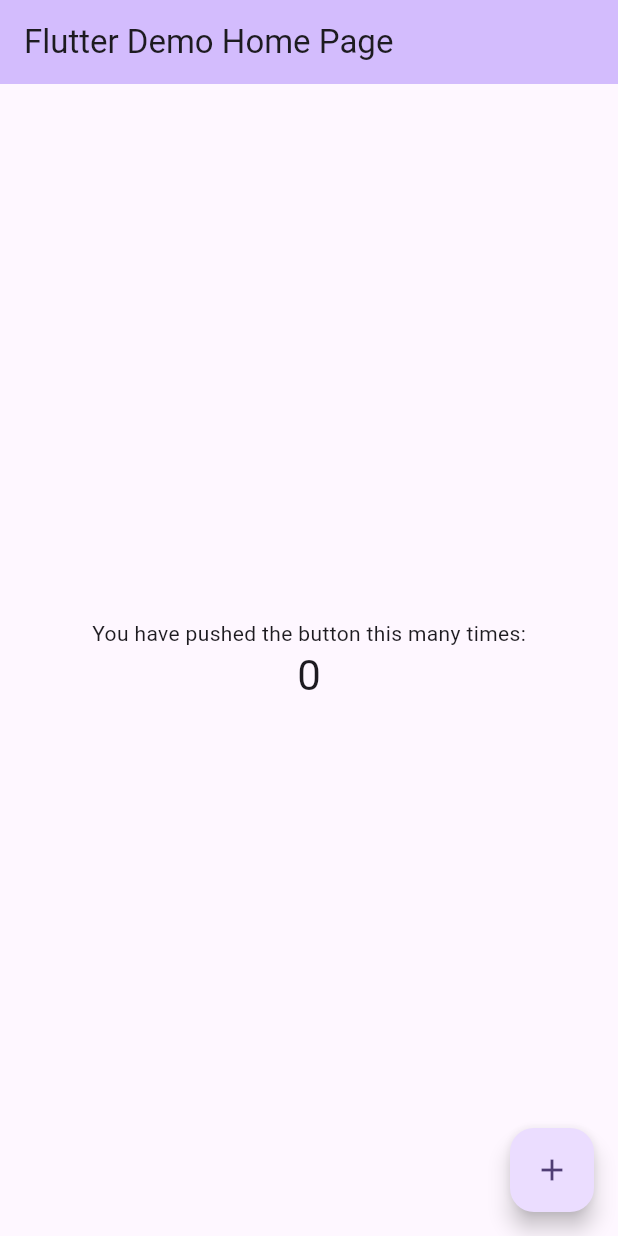
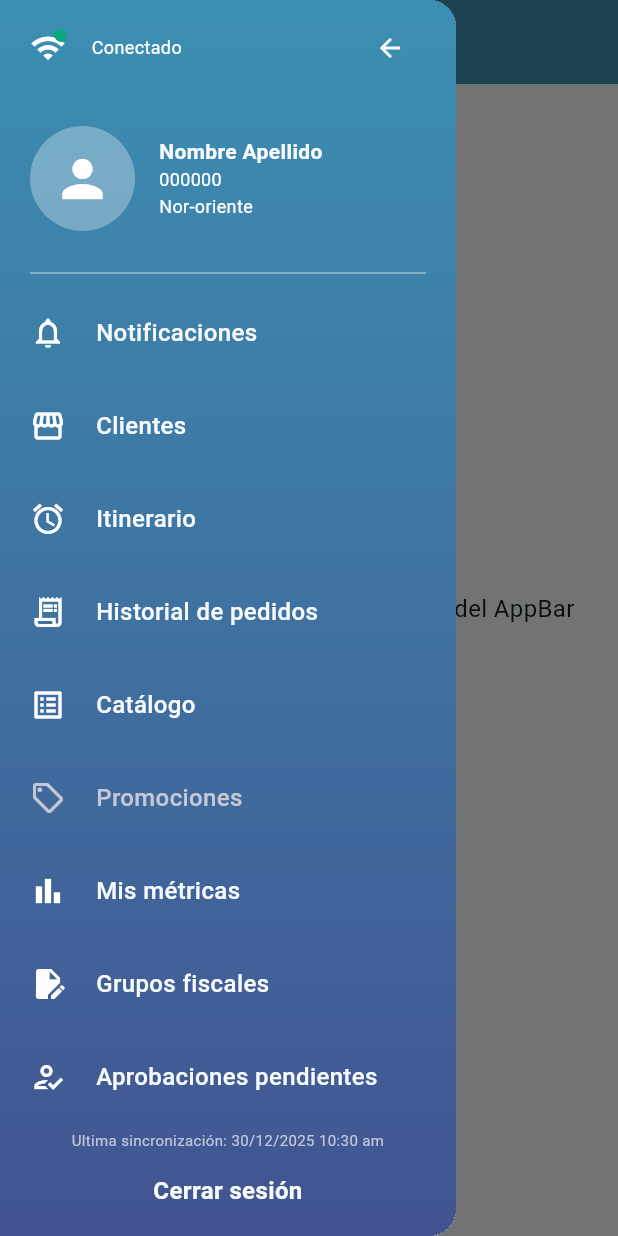
Before and after one commit to Aribambie/POC_builder_app, a Flutter app: the screen it shows after launch, with the side drawer open (before the commit the screen has no drawer), on a phone screen of 412 x 824 dp. Run offline on Flutter 3.47's test engine with Material 3 defaults, Android fonts, the light colour scheme and no system bars.

Commit message:
feat: add <NOMBRE_PANTALLA> screen

```diff
--- a/app/poc_builder_app/lib/main.dart
+++ b/app/poc_builder_app/lib/main.dart
@@ -1,4 +1,5 @@
 import 'package:flutter/material.dart';
+import 'widgets/side_menu_drawer.dart';
 
 void main() {
   runApp(const MyApp());
@@ -7,116 +8,115 @@ void main() {
 class MyApp extends StatelessWidget {
   const MyApp({super.key});
 
-  // This widget is the root of your application.
   @override
   Widget build(BuildContext context) {
     return MaterialApp(
-      title: 'Flutter Demo',
+      title: 'Menu Lateral Demo',
+      debugShowCheckedModeBanner: false,
       theme: ThemeData(
-        // This is the theme of your application.
-        //
-        // TRY THIS: Try running your application with "flutter run". You'll see
-        // the application has a purple toolbar. Then, without quitting the app,
-        // try changing the seedColor in the colorScheme below to Colors.green
-        // and then invoke "hot reload" (save your changes or press the "hot
-        // reload" button in a Flutter-supported IDE, or press "r" if you used
-        // the command line to start the app).
-        //
-        // Notice that the counter didn't reset back to zero; the application
-        // state is not lost during the reload. To reset the state, use hot
-        // restart instead.
-        //
-        // This works for code too, not just values: Most code changes can be
-        // tested with just a hot reload.
-        colorScheme: ColorScheme.fromSeed(seedColor: Colors.deepPurple),
+        useMaterial3: true,
+        colorScheme: ColorScheme.fromSeed(seedColor: const Color(0xFF3C8FB2)),
       ),
-      home: const MyHomePage(title: 'Flutter Demo Home Page'),
+      home: const HomePage(),
     );
   }
 }
 
-class MyHomePage extends StatefulWidget {
-  const MyHomePage({super.key, required this.title});
-
-  // This widget is the home page of your application. It is stateful, meaning
-  // that it has a State object (defined below) that contains fields that affect
-  // how it looks.
-
-  // This class is the configuration for the state. It holds the values (in this
-  // case the title) provided by the parent (in this case the App widget) and
-  // used by the build method of the State. Fields in a Widget subclass are
-  // always marked "final".
-
-  final String title;
-
-  @override
-  State<MyHomePage> createState() => _MyHomePageState();
-}
-
-class _MyHomePageState extends State<MyHomePage> {
-  int _counter = 0;
-
-  void _incrementCounter() {
-    setState(() {
-      // This call to setState tells the Flutter framework that something has
-      // changed in this State, which causes it to rerun the build method below
-      // so that the display can reflect the updated values. If we changed
-      // _counter without calling setState(), then the build method would not be
-      // called again, and so nothing would appear to happen.
-      _counter++;
-    });
-  }
+class HomePage extends StatelessWidget {
+  const HomePage({super.key});
 
   @override
   Widget build(BuildContext context) {
-    // This method is rerun every time setState is called, for instance as done
-    // by the _incrementCounter method above.
-    //
-    // The Flutter framework has been optimized to make rerunning build methods
-    // fast, so that you can just rebuild anything that needs updating rather
-    // than having to individually change instances of widgets.
     return Scaffold(
       appBar: AppBar(
-        // TRY THIS: Try changing the color here to a specific color (to
-        // Colors.amber, perhaps?) and trigger a hot reload to see the AppBar
-        // change color while the other colors stay the same.
-        backgroundColor: Theme.of(context).colorScheme.inversePrimary,
-        // Here we take the value from the MyHomePage object that was created by
-        // the App.build method, and use it to set our appbar title.
-        title: Text(widget.title),
+        title: const Text('Menu Lateral Demo'),
+        backgroundColor: const Color(0xFF3C8FB2),
+        foregroundColor: Colors.white,
+      ),
+      drawer: SideMenuDrawer(
+        userName: 'Nombre Apellido',
+        userId: '000000',
+        userRegion: 'Nor-oriente',
+        isConnected: true,
+        lastSyncDate: DateTime.now(),
+        onNotifications: () {
+          Navigator.pop(context);
+          _showMessage(context, 'Notificaciones');
+        },
+        onClients: () {
+          Navigator.pop(context);
+          _showMessage(context, 'Clientes');
+        },
+        onItinerary: () {
+          Navigator.pop(context);
+          _showMessage(context, 'Itinerario');
+        },
+        onOrderHistory: () {
+          Navigator.pop(context);
+          _showMessage(context, 'Historial de pedidos');
+        },
+        onCatalog: () {
+          Navigator.pop(context);
+          _showMessage(context, 'Catálogo');
+        },
+        onPromotions: () {
+          Navigator.pop(context);
+          _showMessage(context, 'Promociones');
+        },
+        onMetrics: () {
+          Navigator.pop(context);
+          _showMessage(context, 'Mis métricas');
+        },
+        onFiscalGroups: () {
+          Navigator.pop(context);
+          _showMessage(context, 'Grupos fiscales');
+        },
+        onPendingApprovals: () {
+          Navigator.pop(context);
+          _showMessage(context, 'Aprobaciones pendientes');
+        },
+        onLogout: () {
+          Navigator.pop(context);
+          _showMessage(context, 'Cerrar sesión');
+        },
       ),
       body: Center(
-        // Center is a layout widget. It takes a single child and positions it
-        // in the middle of the parent.
         child: Column(
-          // Column is also a layout widget. It takes a list of children and
-          // arranges them vertically. By default, it sizes itself to fit its
-          // children horizontally, and tries to be as tall as its parent.
-          //
-          // Column has various properties to control how it sizes itself and
-          // how it positions its children. Here we use mainAxisAlignment to
-          // center the children vertically; the main axis here is the vertical
-          // axis because Columns are vertical (the cross axis would be
-          // horizontal).
-          //
-          // TRY THIS: Invoke "debug painting" (choose the "Toggle Debug Paint"
-          // action in the IDE, or press "p" in the console), to see the
-          // wireframe for each widget.
           mainAxisAlignment: MainAxisAlignment.center,
-          children: <Widget>[
-            const Text('You have pushed the button this many times:'),
-            Text(
-              '$_counter',
-              style: Theme.of(context).textTheme.headlineMedium,
+          children: [
+            const Text(
+              'Abrir el menú lateral usando el botón del AppBar',
+              textAlign: TextAlign.center,
+              style: TextStyle(fontSize: 16),
+            ),
+            const SizedBox(height: 20),
+            ElevatedButton.icon(
+              onPressed: () {
+                Scaffold.of(context).openDrawer();
+              },
+              icon: const Icon(Icons.menu),
+              label: const Text('Abrir Drawer'),
+              style: ElevatedButton.styleFrom(
+                backgroundColor: const Color(0xFF3C8FB2),
+                foregroundColor: Colors.white,
+                padding: const EdgeInsets.symmetric(
+                  horizontal: 24,
+                  vertical: 12,
+                ),
+              ),
             ),
           ],
         ),
       ),
-      floatingActionButton: FloatingActionButton(
-        onPressed: _incrementCounter,
-        tooltip: 'Increment',
-        child: const Icon(Icons.add),
-      ), // This trailing comma makes auto-formatting nicer for build methods.
+    );
+  }
+
+  static void _showMessage(BuildContext context, String message) {
+    ScaffoldMessenger.of(context).showSnackBar(
+      SnackBar(
+        content: Text('Navegando a: $message'),
+        duration: const Duration(seconds: 2),
+      ),
     );
   }
 }
--- /dev/null
+++ b/app/poc_builder_app/lib/widgets/side_menu_drawer.dart
@@ -0,0 +1,366 @@
+import 'package:flutter/material.dart';
+
+class SideMenuDrawer extends StatelessWidget {
+  final String userName;
+  final String userId;
+  final String userRegion;
+  final bool isConnected;
+  final DateTime? lastSyncDate;
+  final VoidCallback? onClose;
+  final VoidCallback? onLogout;
+  final VoidCallback? onNotifications;
+  final VoidCallback? onClients;
+  final VoidCallback? onItinerary;
+  final VoidCallback? onOrderHistory;
+  final VoidCallback? onCatalog;
+  final VoidCallback? onPromotions;
+  final VoidCallback? onMetrics;
+  final VoidCallback? onFiscalGroups;
+  final VoidCallback? onPendingApprovals;
+
+  const SideMenuDrawer({
+    super.key,
+    required this.userName,
+    required this.userId,
+    required this.userRegion,
+    this.isConnected = true,
+    this.lastSyncDate,
+    this.onClose,
+    this.onLogout,
+    this.onNotifications,
+    this.onClients,
+    this.onItinerary,
+    this.onOrderHistory,
+    this.onCatalog,
+    this.onPromotions,
+    this.onMetrics,
+    this.onFiscalGroups,
+    this.onPendingApprovals,
+  });
+
+  @override
+  Widget build(BuildContext context) {
+    return Drawer(
+      shape: const RoundedRectangleBorder(
+        borderRadius: BorderRadius.only(
+          topRight: Radius.circular(18),
+          bottomRight: Radius.circular(18),
+        ),
+      ),
+      child: Container(
+        decoration: const BoxDecoration(
+          gradient: LinearGradient(
+            begin: Alignment.topCenter,
+            end: Alignment.bottomCenter,
+            colors: [
+              Color(0xFF3C8FB2),
+              Color(0xFF425490),
+            ],
+          ),
+        ),
+        child: SafeArea(
+          child: Column(
+            children: [
+              _buildHeader(context),
+              const SizedBox(height: 20),
+              _buildProfileSection(),
+              const SizedBox(height: 20),
+              const Divider(
+                color: Color(0xFFF9FBFF),
+                thickness: 0.5,
+                indent: 20,
+                endIndent: 20,
+              ),
+              const SizedBox(height: 20),
+              Expanded(
+                child: _buildMenuItems(),
+              ),
+              _buildFooter(),
+            ],
+          ),
+        ),
+      ),
+    );
+  }
+
+  Widget _buildHeader(BuildContext context) {
+    return Padding(
+      padding: const EdgeInsets.symmetric(horizontal: 20, vertical: 8),
+      child: Row(
+        mainAxisAlignment: MainAxisAlignment.spaceBetween,
+        children: [
+          Row(
+            children: [
+              Stack(
+                children: [
+                  const Icon(
+                    Icons.wifi,
+                    color: Colors.white,
+                    size: 24,
+                  ),
+                  if (isConnected)
+                    Positioned(
+                      right: -2,
+                      top: -2,
+                      child: Container(
+                        width: 10,
+                        height: 10,
+                        decoration: const BoxDecoration(
+                          color: Color(0xFF06A77D),
+                          shape: BoxShape.circle,
+                        ),
+                      ),
+                    ),
+                ],
+              ),
+              const SizedBox(width: 17),
+              const Text(
+                'Conectado',
+                style: TextStyle(
+                  color: Colors.white,
+                  fontSize: 12,
+                  fontWeight: FontWeight.w400,
+                  height: 1.5,
+                ),
+              ),
+            ],
+          ),
+          IconButton(
+            onPressed: onClose ?? () => Navigator.of(context).pop(),
+            icon: const Icon(
+              Icons.arrow_back,
+              color: Color(0xFFF9FBFF),
+              size: 20,
+            ),
+            padding: EdgeInsets.zero,
+            constraints: const BoxConstraints(),
+          ),
+        ],
+      ),
+    );
+  }
+
+  Widget _buildProfileSection() {
+    return Padding(
+      padding: const EdgeInsets.symmetric(horizontal: 20),
+      child: Row(
+        children: [
+          Container(
+            width: 70,
+            height: 70,
+            decoration: BoxDecoration(
+              shape: BoxShape.circle,
+              color: Colors.white.withOpacity(0.3),
+            ),
+            child: const Icon(
+              Icons.person,
+              color: Colors.white,
+              size: 40,
+            ),
+          ),
+          const SizedBox(width: 16),
+          Column(
+            crossAxisAlignment: CrossAxisAlignment.start,
+            children: [
+              Text(
+                userName,
+                style: const TextStyle(
+                  color: Color(0xFFF9FBFF),
+                  fontSize: 14,
+                  fontWeight: FontWeight.w700,
+                  height: 1.43,
+                ),
+              ),
+              Text(
+                userId,
+                style: const TextStyle(
+                  color: Colors.white,
+                  fontSize: 12,
+                  fontWeight: FontWeight.w400,
+                  height: 1.5,
+                ),
+              ),
+              Text(
+                userRegion,
+                style: const TextStyle(
+                  color: Colors.white,
+                  fontSize: 12,
+                  fontWeight: FontWeight.w400,
+                  height: 1.5,
+                ),
+              ),
+            ],
+          ),
+        ],
+      ),
+    );
+  }
+
+  Widget _buildMenuItems() {
+    return SingleChildScrollView(
+      child: Padding(
+        padding: const EdgeInsets.symmetric(horizontal: 20),
+        child: Column(
+          children: [
+            _MenuItem(
+              icon: Icons.notifications_outlined,
+              label: 'Notificaciones',
+              onTap: onNotifications,
+            ),
+            const SizedBox(height: 38),
+            _MenuItem(
+              icon: Icons.storefront_outlined,
+              label: 'Clientes',
+              onTap: onClients,
+            ),
+            const SizedBox(height: 38),
+            _MenuItem(
+              icon: Icons.alarm,
+              label: 'Itinerario',
+              onTap: onItinerary,
+            ),
+            const SizedBox(height: 38),
+            _MenuItem(
+              icon: Icons.receipt_long_outlined,
+              label: 'Historial de pedidos',
+              onTap: onOrderHistory,
+            ),
+            const SizedBox(height: 38),
+            _MenuItem(
+              icon: Icons.list_alt,
+              label: 'Catálogo',
+              onTap: onCatalog,
+            ),
+            const SizedBox(height: 38),
+            _MenuItem(
+              icon: Icons.sell_outlined,
+              label: 'Promociones',
+              onTap: onPromotions,
+              isEnabled: false,
+            ),
+            const SizedBox(height: 38),
+            _MenuItem(
+              icon: Icons.bar_chart,
+              label: 'Mis métricas',
+              onTap: onMetrics,
+            ),
+            const SizedBox(height: 38),
+            _MenuItem(
+              icon: Icons.edit_document,
+              label: 'Grupos fiscales',
+              onTap: onFiscalGroups,
+            ),
+            const SizedBox(height: 38),
+            _MenuItem(
+              icon: Icons.how_to_reg_outlined,
+              label: 'Aprobaciones pendientes',
+              onTap: onPendingApprovals,
+            ),
+          ],
+        ),
+      ),
+    );
+  }
+
+  Widget _buildFooter() {
+    return Padding(
+      padding: const EdgeInsets.all(20),
+      child: Column(
+        children: [
+          if (lastSyncDate != null)
+            Text(
+              _formatLastSync(lastSyncDate!),
+              style: const TextStyle(
+                color: Color(0xFFBFC6DA),
+                fontSize: 10,
+                fontWeight: FontWeight.w400,
+                height: 1.4,
+              ),
+              textAlign: TextAlign.center,
+            )
+          else
+            const Text(
+              'Ultima sincronización: dd/mm/aaaa hh:mm am',
+              style: TextStyle(
+                color: Color(0xFFBFC6DA),
+                fontSize: 10,
+                fontWeight: FontWeight.w400,
+                height: 1.4,
+              ),
+              textAlign: TextAlign.center,
+            ),
+          const SizedBox(height: 16),
+          GestureDetector(
+            onTap: onLogout,
+            child: const Text(
+              'Cerrar sesión',
+              style: TextStyle(
+                color: Color(0xFFF8FBFF),
+                fontSize: 16,
+                fontWeight: FontWeight.w700,
+                height: 1.25,
+              ),
+              textAlign: TextAlign.center,
+            ),
+          ),
+        ],
+      ),
+    );
+  }
+
+  String _formatLastSync(DateTime date) {
+    final day = date.day.toString().padLeft(2, '0');
+    final month = date.month.toString().padLeft(2, '0');
+    final year = date.year;
+    final hour = date.hour > 12 ? date.hour - 12 : date.hour;
+    final minute = date.minute.toString().padLeft(2, '0');
+    final period = date.hour >= 12 ? 'pm' : 'am';
+
+    return 'Ultima sincronización: $day/$month/$year ${hour.toString().padLeft(2, '0')}:$minute $period';
+  }
+}
+
+class _MenuItem extends StatelessWidget {
+  final IconData icon;
+  final String label;
+  final VoidCallback? onTap;
+  final bool isEnabled;
+
+  const _MenuItem({
+    required this.icon,
+    required this.label,
+    this.onTap,
+    this.isEnabled = true,
+  });
+
+  @override
+  Widget build(BuildContext context) {
+    final textColor = isEnabled ? const Color(0xFFF8FBFF) : const Color(0xFFC6C8D6);
+    final iconColor = isEnabled ? Colors.white : const Color(0xFFC6C8D6);
+
+    return InkWell(
+      onTap: isEnabled ? onTap : null,
+      child: Row(
+        children: [
+          Icon(
+            icon,
+            color: iconColor,
+            size: 24,
+          ),
+          const SizedBox(width: 20),
+          Expanded(
+            child: Text(
+              label,
+              style: TextStyle(
+                color: textColor,
+                fontSize: 16,
+                fontWeight: FontWeight.w500,
+                height: 1.25,
+              ),
+            ),
+          ),
+        ],
+      ),
+    );
+  }
+}
```
Also changed, not shown: 1 other file.
